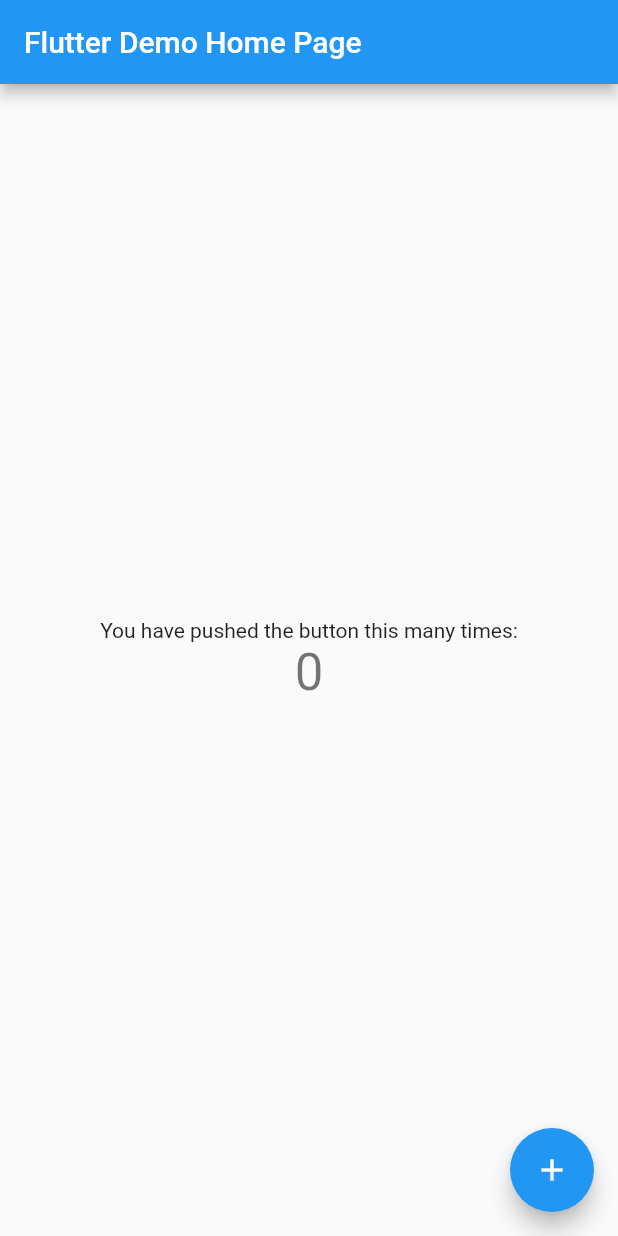
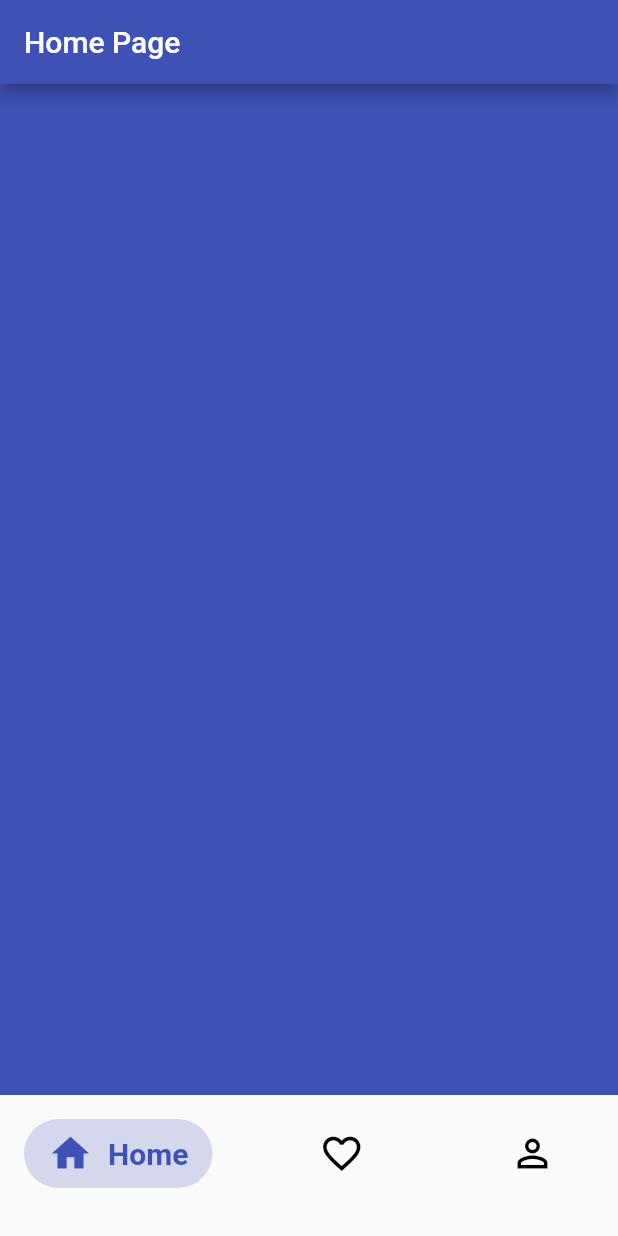
Before and after one commit to mnurtay/flutter_bottombar, a Flutter app: the screen it shows after launch, on a phone screen of 412 x 824 dp. Run offline on Flutter 3.47's test engine with Material 2 defaults, Android fonts, the phone set to English and light mode, and no system bars.

Commit message:
Bottom bar is finished

```diff
--- a/lib/main.dart
+++ b/lib/main.dart
@@ -1,111 +1,15 @@
 import 'package:flutter/material.dart';
+import 'package:flutter_bottombar/src/bottom_bar.dart';
 
 void main() => runApp(MyApp());
 
 class MyApp extends StatelessWidget {
-  // This widget is the root of your application.
   @override
   Widget build(BuildContext context) {
     return MaterialApp(
-      title: 'Flutter Demo',
-      theme: ThemeData(
-        // This is the theme of your application.
-        //
-        // Try running your application with "flutter run". You'll see the
-        // application has a blue toolbar. Then, without quitting the app, try
-        // changing the primarySwatch below to Colors.green and then invoke
-        // "hot reload" (press "r" in the console where you ran "flutter run",
-        // or simply save your changes to "hot reload" in a Flutter IDE).
-        // Notice that the counter didn't reset back to zero; the application
-        // is not restarted.
-        primarySwatch: Colors.blue,
-      ),
-      home: MyHomePage(title: 'Flutter Demo Home Page'),
+      title: 'Simple Animation BottomBar',
+      debugShowCheckedModeBanner: false,
+      home: BottomBar(),
     );
   }
 }
-
-class MyHomePage extends StatefulWidget {
-  MyHomePage({Key key, this.title}) : super(key: key);
-
-  // This widget is the home page of your application. It is stateful, meaning
-  // that it has a State object (defined below) that contains fields that affect
-  // how it looks.
-
-  // This class is the configuration for the state. It holds the values (in this
-  // case the title) provided by the parent (in this case the App widget) and
-  // used by the build method of the State. Fields in a Widget subclass are
-  // always marked "final".
-
-  final String title;
-
-  @override
-  _MyHomePageState createState() => _MyHomePageState();
-}
-
-class _MyHomePageState extends State<MyHomePage> {
-  int _counter = 0;
-
-  void _incrementCounter() {
-    setState(() {
-      // This call to setState tells the Flutter framework that something has
-      // changed in this State, which causes it to rerun the build method below
-      // so that the display can reflect the updated values. If we changed
-      // _counter without calling setState(), then the build method would not be
-      // called again, and so nothing would appear to happen.
-      _counter++;
-    });
-  }
-
-  @override
-  Widget build(BuildContext context) {
-    // This method is rerun every time setState is called, for instance as done
-    // by the _incrementCounter method above.
-    //
-    // The Flutter framework has been optimized to make rerunning build methods
-    // fast, so that you can just rebuild anything that needs updating rather
-    // than having to individually change instances of widgets.
-    return Scaffold(
-      appBar: AppBar(
-        // Here we take the value from the MyHomePage object that was created by
-        // the App.build method, and use it to set our appbar title.
-        title: Text(widget.title),
-      ),
-      body: Center(
-        // Center is a layout widget. It takes a single child and positions it
-        // in the middle of the parent.
-        child: Column(
-          // Column is also layout widget. It takes a list of children and
-          // arranges them vertically. By default, it sizes itself to fit its
-          // children horizontally, and tries to be as tall as its parent.
-          //
-          // Invoke "debug painting" (press "p" in the console, choose the
-          // "Toggle Debug Paint" action from the Flutter Inspector in Android
-          // Studio, or the "Toggle Debug Paint" command in Visual Studio Code)
-          // to see the wireframe for each widget.
-          //
-          // Column has various properties to control how it sizes itself and
-          // how it positions its children. Here we use mainAxisAlignment to
-          // center the children vertically; the main axis here is the vertical
-          // axis because Columns are vertical (the cross axis would be
-          // horizontal).
-          mainAxisAlignment: MainAxisAlignment.center,
-          children: <Widget>[
-            Text(
-              'You have pushed the button this many times:',
-            ),
-            Text(
-              '$_counter',
-              style: Theme.of(context).textTheme.display1,
-            ),
-          ],
-        ),
-      ),
-      floatingActionButton: FloatingActionButton(
-        onPressed: _incrementCounter,
-        tooltip: 'Increment',
-        child: Icon(Icons.add),
-      ), // This trailing comma makes auto-formatting nicer for build methods.
-    );
-  }
-}
--- /dev/null
+++ b/lib/src/bar_item.dart
@@ -0,0 +1,109 @@
+import 'package:flutter/material.dart';
+
+class AnimatedBottomBar extends StatefulWidget {
+  final List<BarItem> barItems;
+  final Duration duration;
+  final Function onBarTap;
+  final BarStyle barStyle;
+
+  AnimatedBottomBar(
+      {this.barItems, this.duration, this.onBarTap, this.barStyle});
+
+  @override
+  _AnimatedBottomBarState createState() => _AnimatedBottomBarState();
+}
+
+class _AnimatedBottomBarState extends State<AnimatedBottomBar>
+    with TickerProviderStateMixin {
+  int selectedBarIndex = 0;
+
+  @override
+  Widget build(BuildContext context) {
+    return Material(
+      elevation: 10,
+      child: Padding(
+        padding: EdgeInsets.only(
+          bottom: 32.0,
+          top: 16.0,
+          left: 16.0,
+          right: 16.0,
+        ),
+        child: Row(
+          mainAxisSize: MainAxisSize.max,
+          mainAxisAlignment: MainAxisAlignment.spaceBetween,
+          children: _buildBarItem(),
+        ),
+      ),
+    );
+  }
+
+  List<Widget> _buildBarItem() {
+    List<Widget> _barItems = List();
+    for (int i = 0; i < widget.barItems.length; i++) {
+      BarItem item = widget.barItems[i];
+      bool isSelected = selectedBarIndex == i;
+      _barItems.add(InkWell(
+        splashColor: Colors.transparent,
+        onTap: () {
+          setState(() {
+            selectedBarIndex = i;
+            widget.onBarTap(selectedBarIndex);
+          });
+        },
+        child: AnimatedContainer(
+          padding: const EdgeInsets.symmetric(horizontal: 16.0, vertical: 8.0),
+          duration: widget.duration,
+          decoration: BoxDecoration(
+              color:
+                  isSelected ? item.color.withOpacity(0.2) : Colors.transparent,
+              borderRadius: BorderRadius.all(Radius.circular(30))),
+          child: Row(
+            children: <Widget>[
+              Icon(item.icon,
+                  color: isSelected ? item.color : Colors.black,
+                  size: widget.barStyle.iconSize),
+              SizedBox(width: 10),
+              AnimatedSize(
+                duration: widget.duration,
+                curve: Curves.easeInOut,
+                vsync: this,
+                child: Text(
+                  isSelected ? item.title : '',
+                  style: TextStyle(
+                      color: item.color,
+                      fontWeight: widget.barStyle.fontWeight,
+                      fontSize: widget.barStyle.fontSize),
+                ),
+              ),
+            ],
+          ),
+        ),
+      ));
+    }
+    return _barItems;
+  }
+}
+
+class BarStyle {
+  final double fontSize, iconSize;
+  final FontWeight fontWeight;
+
+  BarStyle(
+      {this.fontSize = 18,
+      this.fontWeight = FontWeight.w600,
+      this.iconSize = 32});
+}
+
+class BarItem {
+  final String title;
+  final IconData icon;
+  final Color color;
+  final Widget child;
+
+  BarItem({
+    @required this.title,
+    @required this.icon,
+    @required this.color,
+    @required this.child,
+  });
+}
--- /dev/null
+++ b/lib/src/bottom_bar.dart
@@ -0,0 +1,51 @@
+import 'package:flutter/material.dart';
+import 'package:flutter_bottombar/src/bar_item.dart';
+import 'package:flutter_bottombar/src/pages/favorite_page.dart';
+import 'package:flutter_bottombar/src/pages/home_page.dart';
+import 'package:flutter_bottombar/src/pages/profile_page.dart';
+
+class BottomBar extends StatefulWidget {
+  final List<BarItem> barItems = [
+    BarItem(
+        title: 'Home',
+        icon: Icons.home,
+        color: Colors.indigo,
+        child: HomePage(color: Colors.indigo)),
+    BarItem(
+        title: 'Likes',
+        icon: Icons.favorite_border,
+        color: Colors.pinkAccent,
+        child: FavoritePage(color: Colors.pinkAccent)),
+    BarItem(
+        title: 'Profile',
+        icon: Icons.person_outline,
+        color: Colors.teal,
+        child: ProfilePage(color: Colors.teal)),
+  ];
+  @override
+  State<StatefulWidget> createState() {
+    return _BottomBarState();
+  }
+}
+
+class _BottomBarState extends State<BottomBar> {
+  int selectedBarIndex = 0;
+  @override
+  Widget build(BuildContext context) {
+    return Scaffold(
+      body: AnimatedContainer(
+        duration: const Duration(milliseconds: 400),
+        child: widget.barItems[selectedBarIndex].child,
+      ),
+      bottomNavigationBar: AnimatedBottomBar(
+          barItems: widget.barItems,
+          duration: const Duration(milliseconds: 150),
+          barStyle: BarStyle(fontSize: 20.0, iconSize: 30.0),
+          onBarTap: (index) {
+            setState(() {
+              selectedBarIndex = index;
+            });
+          }),
+    );
+  }
+}
--- /dev/null
+++ b/lib/src/pages/favorite_page.dart
@@ -0,0 +1,22 @@
+import 'package:flutter/material.dart';
+
+class FavoritePage extends StatefulWidget {
+  final Color color;
+  FavoritePage({this.color});
+  @override
+  _FavoritePageState createState() => _FavoritePageState();
+}
+
+class _FavoritePageState extends State<FavoritePage> {
+  @override
+  Widget build(BuildContext context) {
+    return Scaffold(
+      appBar: AppBar(
+        title: Text('Favorite Page'),
+        backgroundColor: widget.color,
+      ),
+      backgroundColor: widget.color,
+      body: Container(),
+    );
+  }
+}
--- /dev/null
+++ b/lib/src/pages/home_page.dart
@@ -0,0 +1,24 @@
+import 'package:flutter/material.dart';
+
+class HomePage extends StatefulWidget {
+  final Color color;
+  HomePage({this.color});
+  @override
+  State<StatefulWidget> createState() {
+    return _HomePageState();
+  }
+}
+
+class _HomePageState extends State<HomePage> {
+  @override
+  Widget build(BuildContext context) {
+    return Scaffold(
+      appBar: AppBar(
+        title: Text('Home Page'),
+        backgroundColor: widget.color,
+      ),
+      backgroundColor: widget.color,
+      body: Container(),
+    );
+  }
+}
--- /dev/null
+++ b/lib/src/pages/profile_page.dart
@@ -0,0 +1,22 @@
+import 'package:flutter/material.dart';
+
+class ProfilePage extends StatefulWidget {
+  final Color color;
+  ProfilePage({this.color});
+  @override
+  _ProfilePageState createState() => _ProfilePageState();
+}
+
+class _ProfilePageState extends State<ProfilePage> {
+  @override
+  Widget build(BuildContext context) {
+    return Scaffold(
+      appBar: AppBar(
+        title: Text('Profile Page'),
+        backgroundColor: widget.color,
+      ),
+      backgroundColor: widget.color,
+      body: Container(),
+    );
+  }
+}
```
